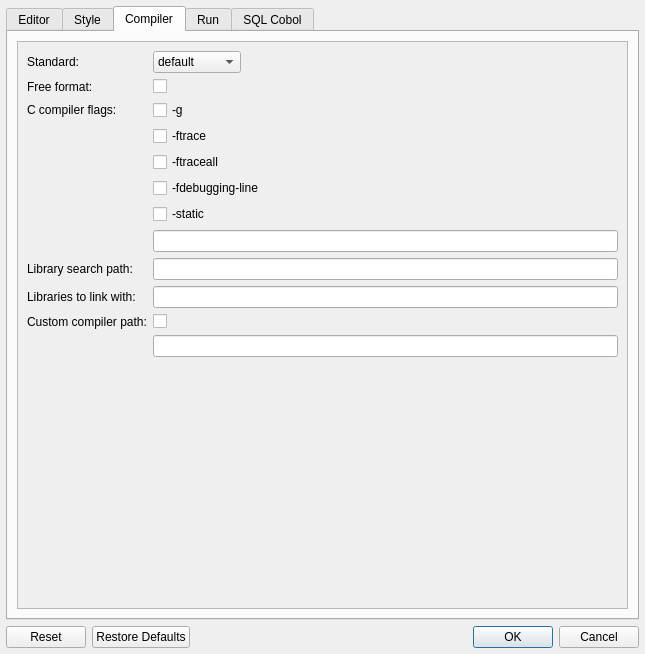
Above: forms/dlg_preferences.ui from OpenCobolIDE/OpenCobolIDE before the change. Below: the same form after it.
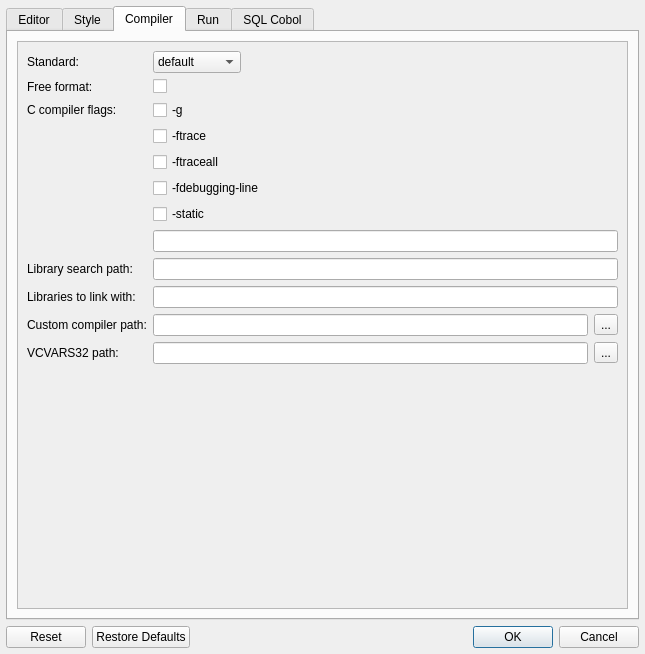
That is the form after the change. The open tabs and pages were chosen to show the change. Icons and pictures are not drawn. Custom widgets are drawn as their Qt base class.

Commit message: Add support for compilers built with Visual Studio

Diff of the .ui file:
```diff
--- a/forms/dlg_preferences.ui
+++ b/forms/dlg_preferences.ui
@@ -608,8 +608,8 @@
               <rect>
                <x>0</x>
                <y>0</y>
-               <width>609</width>
-               <height>524</height>
+               <width>607</width>
+               <height>564</height>
               </rect>
              </property>
              <layout class="QFormLayout" name="formLayout_6">
@@ -778,28 +778,57 @@
                 </property>
                </widget>
               </item>
+              <item row="13" column="0">
+               <widget class="QLabel" name="labelVCVARS">
+                <property name="text">
+                 <string>VCVARS32 path:</string>
+                </property>
+               </widget>
+              </item>
+              <item row="13" column="1">
+               <layout class="QHBoxLayout" name="horizontalLayout_8">
+                <property name="leftMargin">
+                 <number>0</number>
+                </property>
+                <item>
+                 <widget class="QLineEdit" name="lineEditVCVARS">
+                  <property name="toolTip">
+                   <string>&lt;html&gt;&lt;head/&gt;&lt;body&gt;&lt;p&gt;Path to VCVARS32.bat. VCVARS32.bat is needed if you're using a GnuCobol compiler built with Visual Studio.&lt;/p&gt;&lt;p&gt;&lt;br/&gt;&lt;/p&gt;&lt;p&gt;The VCVARS32.bat file is located under the bin directory of you Visual C++ installation. Make sure to use the same version as the one used to build the compiler!&lt;/p&gt;&lt;/body&gt;&lt;/html&gt;</string>
+                  </property>
+                 </widget>
+                </item>
+                <item>
+                 <widget class="QToolButton" name="toolButtonVCVARS">
+                  <property name="text">
+                   <string>...</string>
+                  </property>
+                 </widget>
+                </item>
+               </layout>
+              </item>
               <item row="11" column="1">
-               <widget class="QCheckBox" name="checkBoxCustomPath">
-                <property name="toolTip">
-                 <string>Enable/Disable custom compiler path</string>
+               <layout class="QHBoxLayout" name="horizontalLayout_9">
+                <property name="leftMargin">
+                 <number>0</number>
                 </property>
-                <property name="statusTip">
-                 <string>Enable/Disable custom compiler path</string>
-                </property>
-                <property name="text">
-                 <string/>
-                </property>
-               </widget>
-              </item>
-              <item row="12" column="1">
-               <widget class="QLineEdit" name="lineEditCompilerPath">
-                <property name="toolTip">
-                 <string>Path to the compiler (should not include the executable name, only the directory path)</string>
-                </property>
-                <property name="statusTip">
-                 <string>Path to the compiler (should not include the executable name, only the directory path)</string>
-                </property>
-               </widget>
+                <item>
+                 <widget class="QLineEdit" name="lineEditCompilerPath">
+                  <property name="toolTip">
+                   <string>&lt;html&gt;&lt;head/&gt;&lt;body&gt;&lt;p&gt;Custom OpenCobol installation directory. Leave it empty to use the default compiler.&lt;/p&gt;&lt;p&gt;&lt;br/&gt;&lt;/p&gt;&lt;p&gt;Note that this require a restart of the application for the change to be applied.&lt;/p&gt;&lt;/body&gt;&lt;/html&gt;</string>
+                  </property>
+                  <property name="statusTip">
+                   <string>Custom OpenCobol installation directory</string>
+                  </property>
+                 </widget>
+                </item>
+                <item>
+                 <widget class="QToolButton" name="toolButtonCustomCompilerPath">
+                  <property name="text">
+                   <string>...</string>
+                  </property>
+                 </widget>
+                </item>
+               </layout>
               </item>
              </layout>
             </widget>
```
Left out of the diff: 20 changed lines with no effect on the pictures. The commit also changes 5 other files.
